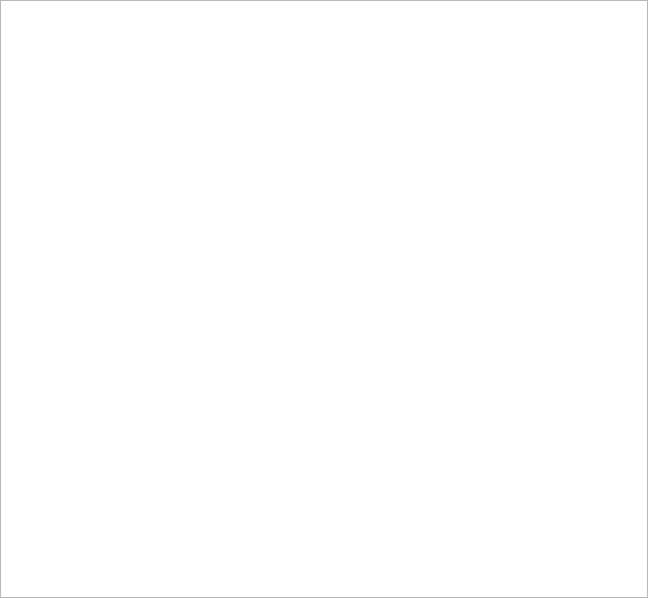
Qt form epyq/txrxview.ui (epcpower/st) before a commit.
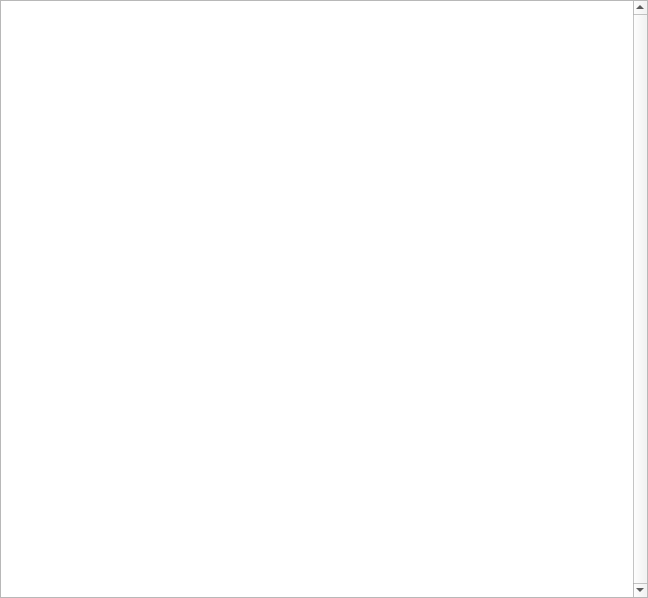
The same form after that commit.

Commit message: Always show TxRx vertical scrollbar

Diff of the .ui file:
```diff
--- a/epyq/txrxview.ui
+++ b/epyq/txrxview.ui
@@ -27,7 +27,11 @@
     <number>0</number>
    </property>
    <item>
-    <widget class="QTreeView" name="tree_view"/>
+    <widget class="QTreeView" name="tree_view">
+     <property name="verticalScrollBarPolicy">
+      <enum>Qt::ScrollBarAlwaysOn</enum>
+     </property>
+    </widget>
    </item>
   </layout>
  </widget>
```
